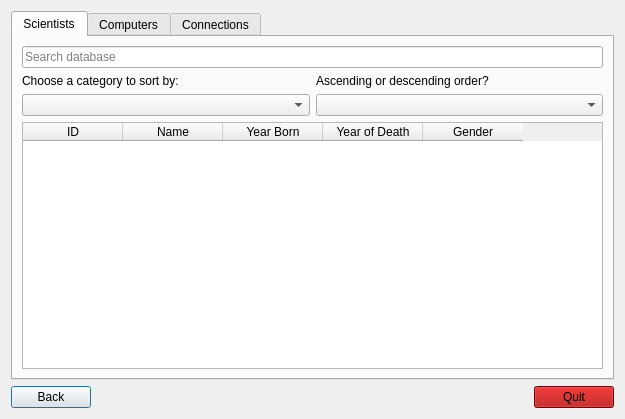
Qt form Skil3/ListWindow.ui (Chiquita40-VLN-H2016/chiquita40) before a commit.
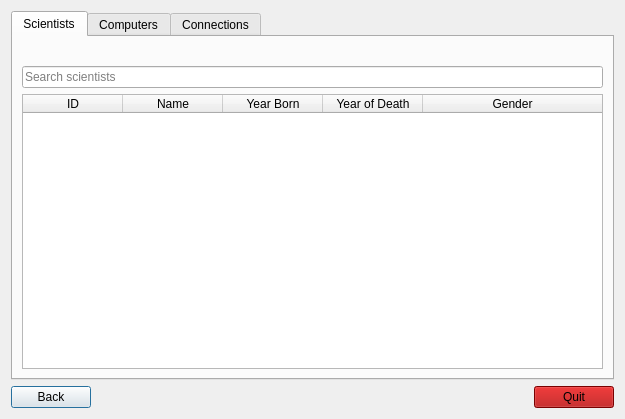
The same form after that commit. Icons and pictures are not drawn.

Commit message: list-scientists ready except for id

Diff of the .ui file:
```diff
--- a/Skil3/ListWindow.ui
+++ b/Skil3/ListWindow.ui
@@ -28,41 +28,30 @@
        <string>Scientists</string>
       </attribute>
       <layout class="QGridLayout" name="gridLayout_2">
-       <item row="2" column="1">
-        <widget class="QLabel" name="label_2">
-         <property name="text">
-          <string>Ascending or descending order?</string>
-         </property>
-        </widget>
-       </item>
-       <item row="3" column="0">
-        <widget class="QComboBox" name="comboBox"/>
-       </item>
-       <item row="3" column="1">
-        <widget class="QComboBox" name="comboBox_2"/>
-       </item>
-       <item row="0" column="0" colspan="2">
+       <item row="1" column="0" colspan="2">
         <widget class="QLineEdit" name="input_listScientistSearch">
          <property name="placeholderText">
-          <string>Search database</string>
+          <string>Search scientists</string>
          </property>
         </widget>
        </item>
-       <item row="2" column="0">
-        <widget class="QLabel" name="label">
-         <property name="text">
-          <string>Choose a category to sort by:</string>
-         </property>
-        </widget>
-       </item>
-       <item row="4" column="0" colspan="2">
+       <item row="3" column="0" colspan="2">
         <widget class="QTableWidget" name="table_Scientists">
+         <property name="sizePolicy">
+          <sizepolicy hsizetype="Expanding" vsizetype="Expanding">
+           <horstretch>0</horstretch>
+           <verstretch>0</verstretch>
+          </sizepolicy>
+         </property>
          <property name="editTriggers">
           <set>QAbstractItemView::NoEditTriggers</set>
          </property>
          <property name="sortingEnabled">
           <bool>true</bool>
          </property>
+         <attribute name="horizontalHeaderStretchLastSection">
+          <bool>true</bool>
+         </attribute>
          <attribute name="verticalHeaderVisible">
           <bool>false</bool>
          </attribute>
@@ -93,6 +82,13 @@
          </column>
         </widget>
        </item>
+       <item row="0" column="0">
+        <widget class="QLabel" name="label_searchScientistsNoResults">
+         <property name="text">
+          <string/>
+         </property>
+        </widget>
+       </item>
       </layout>
      </widget>
      <widget class="QWidget" name="tab_Computers">
```
The commit also changes 2 other files.
